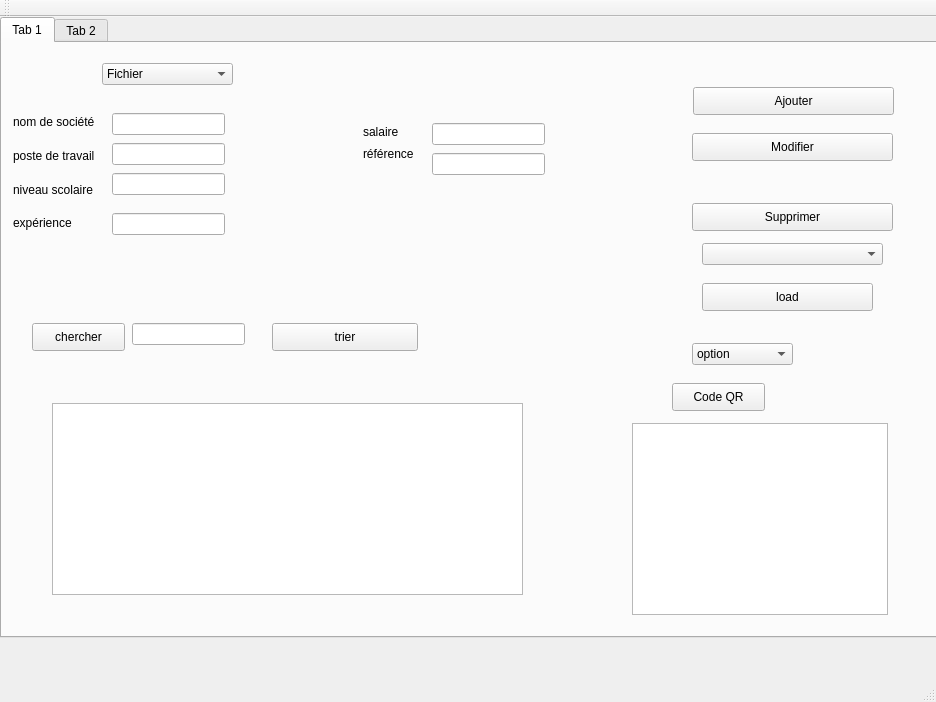
Before: the Qt Designer form mainwindow.ui in seifeddinmanai/projet-c-2a25, drawn with Qt 5.
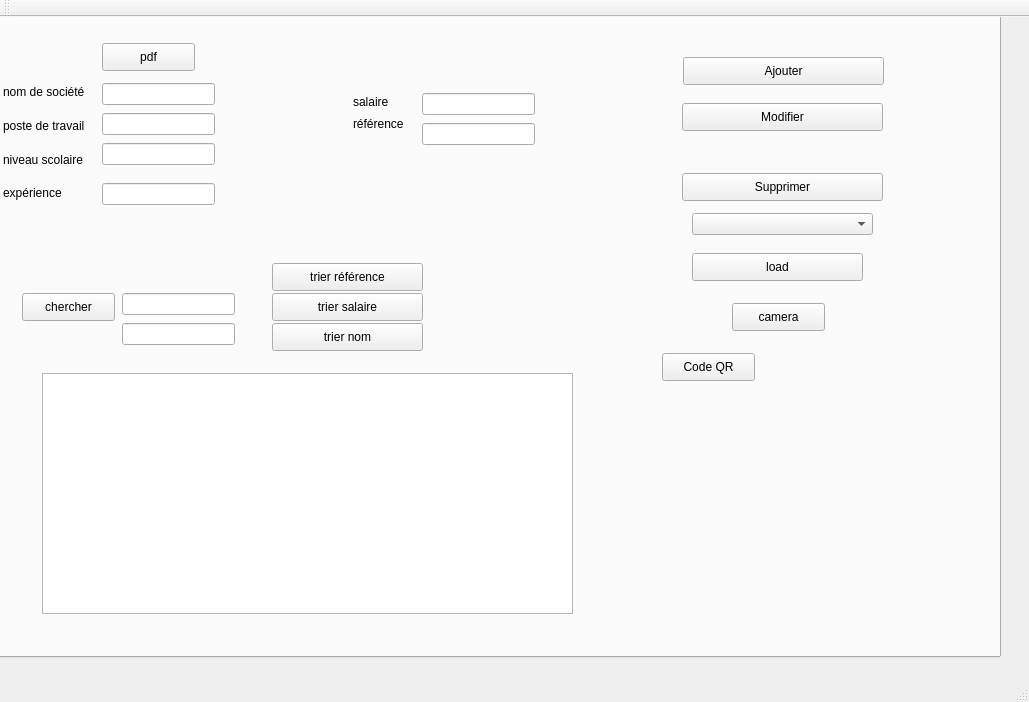
After: the same form once the commit is applied.

Diff of the .ui file:
```diff
--- a/mainwindow.ui
+++ b/mainwindow.ui
@@ -6,7 +6,7 @@
    <rect>
     <x>0</x>
     <y>0</y>
-    <width>936</width>
+    <width>1029</width>
     <height>702</height>
    </rect>
   </property>
@@ -17,10 +17,10 @@
    <widget class="QTabWidget" name="tabWidget">
     <property name="geometry">
      <rect>
-      <x>0</x>
-      <y>0</y>
+      <x>-10</x>
+      <y>-30</y>
       <width>1011</width>
-      <height>621</height>
+      <height>671</height>
      </rect>
     </property>
     <property name="currentIndex">
@@ -46,14 +46,14 @@
      <widget class="QPushButton" name="pushButton_13">
       <property name="geometry">
        <rect>
-        <x>270</x>
-        <y>280</y>
-        <width>146</width>
+        <x>280</x>
+        <y>250</y>
+        <width>151</width>
         <height>28</height>
        </rect>
       </property>
       <property name="text">
-       <string>trier</string>
+       <string>trier référence</string>
       </property>
      </widget>
      <widget class="QPushButton" name="pt_ajouter">
@@ -79,16 +79,6 @@
        </rect>
       </property>
      </widget>
-     <widget class="QTableView" name="tableView">
-      <property name="geometry">
-       <rect>
-        <x>630</x>
-        <y>380</y>
-        <width>256</width>
-        <height>192</height>
-       </rect>
-      </property>
-     </widget>
      <widget class="QLineEdit" name="poste">
       <property name="geometry">
        <rect>
@@ -235,8 +225,8 @@
        <rect>
         <x>50</x>
         <y>360</y>
-        <width>471</width>
-        <height>192</height>
+        <width>531</width>
+        <height>241</height>
        </rect>
       </property>
      </widget>
@@ -273,31 +263,6 @@
        </rect>
       </property>
      </widget>
-     <widget class="QComboBox" name="comboBox_3">
-      <property name="geometry">
-       <rect>
-        <x>690</x>
-        <y>300</y>
-        <width>101</width>
-        <height>22</height>
-       </rect>
-      </property>
-      <item>
-       <property name="text">
-        <string>option</string>
-       </property>
-      </item>
-      <item>
-       <property name="text">
-        <string>ouvrir camera</string>
-       </property>
-      </item>
-      <item>
-       <property name="text">
-        <string>prendre une photo</string>
-       </property>
-      </item>
-     </widget>
      <widget class="QLabel" name="label_10">
       <property name="geometry">
        <rect>
@@ -324,35 +289,80 @@
        <string>Supprimer</string>
       </property>
      </widget>
-     <widget class="QComboBox" name="comboBox_4">
+     <widget class="QPushButton" name="camera_pt">
       <property name="geometry">
        <rect>
-        <x>100</x>
-        <y>20</y>
-        <width>131</width>
+        <x>740</x>
+        <y>290</y>
+        <width>93</width>
+        <height>28</height>
+       </rect>
+      </property>
+      <property name="text">
+       <string>camera</string>
+      </property>
+     </widget>
+     <widget class="QPushButton" name="pushButton">
+      <property name="geometry">
+       <rect>
+        <x>280</x>
+        <y>280</y>
+        <width>151</width>
+        <height>28</height>
+       </rect>
+      </property>
+      <property name="text">
+       <string>trier salaire</string>
+      </property>
+     </widget>
+     <widget class="QPushButton" name="pushButton_2">
+      <property name="geometry">
+       <rect>
+        <x>280</x>
+        <y>310</y>
+        <width>151</width>
+        <height>28</height>
+       </rect>
+      </property>
+      <property name="text">
+       <string>trier nom</string>
+      </property>
+     </widget>
+     <widget class="QPushButton" name="pdf_pt">
+      <property name="geometry">
+       <rect>
+        <x>110</x>
+        <y>30</y>
+        <width>93</width>
+        <height>28</height>
+       </rect>
+      </property>
+      <property name="text">
+       <string>pdf</string>
+      </property>
+     </widget>
+     <widget class="QLineEdit" name="lineEdit">
+      <property name="geometry">
+       <rect>
+        <x>130</x>
+        <y>310</y>
+        <width>113</width>
         <height>22</height>
        </rect>
       </property>
-      <item>
-       <property name="text">
-        <string>Fichier</string>
-       </property>
-      </item>
-      <item>
-       <property name="text">
-        <string>Sauvgareger pdf </string>
-       </property>
-      </item>
-      <item>
-       <property name="text">
-        <string>Ouvrir PDF</string>
-       </property>
-      </item>
-      <item>
-       <property name="text">
-        <string>Quitter</string>
-       </property>
-      </item>
+     </widget>
+     <widget class="QLabel" name="QRCODE_3">
+      <property name="geometry">
+       <rect>
+        <x>660</x>
+        <y>410</y>
+        <width>221</width>
+        <height>181</height>
+       </rect>
+      </property>
+      <property name="text">
+       <string/>
+      </property>
      </widget>
     </widget>
     <widget class="QWidget" name="tab_2">
```
Left out of the diff: 4 changed lines with no effect on the pictures.
